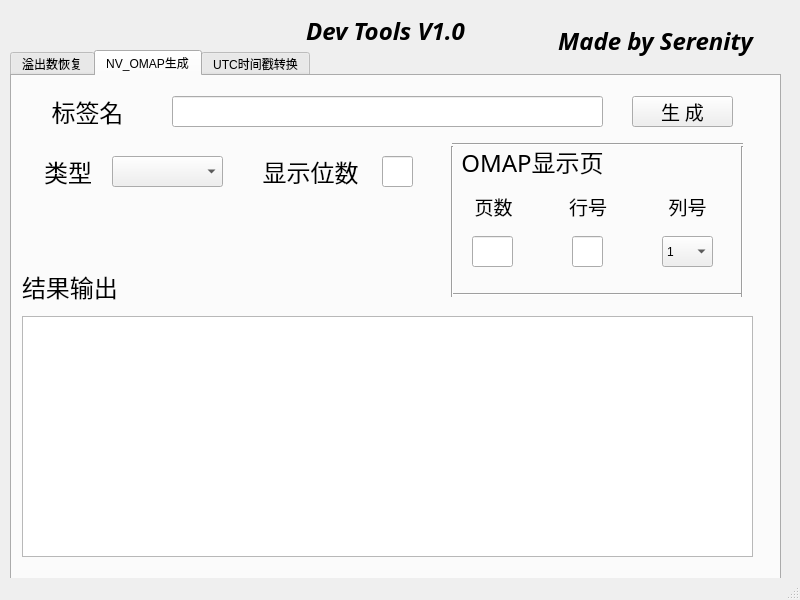
This is dev_tool.ui in SerenityAAA/Dev_Tools as Qt 5 draws it before an edit. The edited form follows.
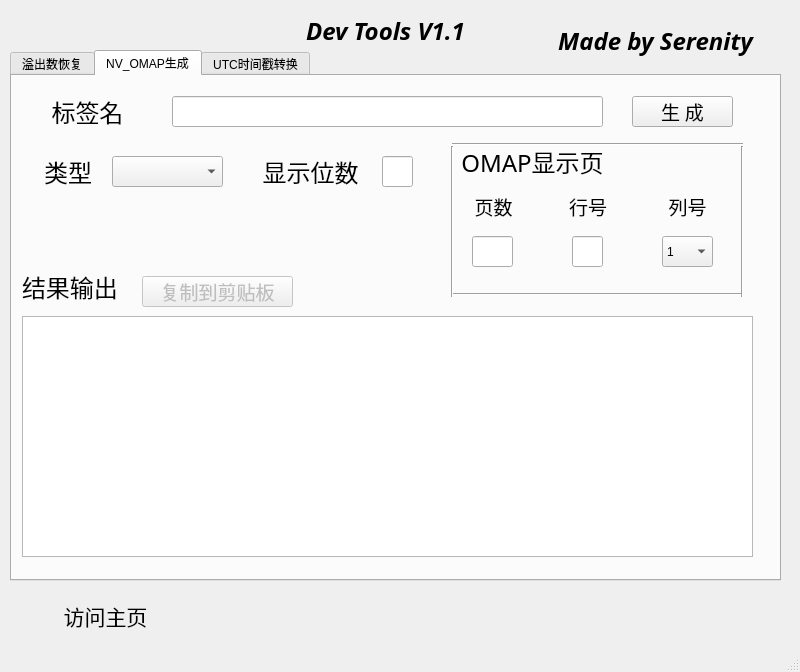
This is the edited form. The open tabs and pages were chosen to show the change.

The edit to the form file:
```diff
--- a/dev_tool.ui
+++ b/dev_tool.ui
@@ -7,7 +7,7 @@
     <x>0</x>
     <y>0</y>
     <width>800</width>
-    <height>600</height>
+    <height>672</height>
    </rect>
   </property>
   <property name="windowTitle">
@@ -636,6 +636,28 @@
        <string>生 成</string>
       </property>
      </widget>
+     <widget class="QPushButton" name="copy_btn">
+      <property name="enabled">
+       <bool>false</bool>
+      </property>
+      <property name="geometry">
+       <rect>
+        <x>130</x>
+        <y>200</y>
+        <width>151</width>
+        <height>31</height>
+       </rect>
+      </property>
+      <property name="font">
+       <font>
+        <family>楷体</family>
+        <pointsize>14</pointsize>
+       </font>
+      </property>
+      <property name="text">
+       <string>复制到剪贴板</string>
+      </property>
+     </widget>
     </widget>
     <widget class="QWidget" name="tab_3">
      <attribute name="title">
@@ -1033,7 +1055,54 @@
      </font>
     </property>
     <property name="text">
-     <string>Dev Tools V1.0</string>
+     <string>Dev Tools V1.1</string>
+    </property>
+    <property name="alignment">
+     <set>Qt::AlignCenter</set>
+    </property>
+   </widget>
+   <widget class="QLabel" name="web_label">
+    <property name="geometry">
+     <rect>
+      <x>170</x>
+      <y>600</y>
+      <width>431</width>
+      <height>31</height>
+     </rect>
+    </property>
+    <property name="font">
+     <font>
+      <family>Trebuchet MS</family>
+      <pointsize>16</pointsize>
+     </font>
+    </property>
+    <property name="text">
+     <string/>
+    </property>
+    <property name="alignment">
+     <set>Qt::AlignCenter</set>
+    </property>
+    <property name="openExternalLinks">
+     <bool>true</bool>
+    </property>
+   </widget>
+   <widget class="QLabel" name="label_22">
+    <property name="geometry">
+     <rect>
+      <x>50</x>
+      <y>600</y>
+      <width>111</width>
+      <height>31</height>
+     </rect>
+    </property>
+    <property name="font">
+     <font>
+      <family>楷体</family>
+      <pointsize>16</pointsize>
+     </font>
+    </property>
+    <property name="text">
+     <string>访问主页</string>
     </property>
     <property name="alignment">
      <set>Qt::AlignCenter</set>
```
